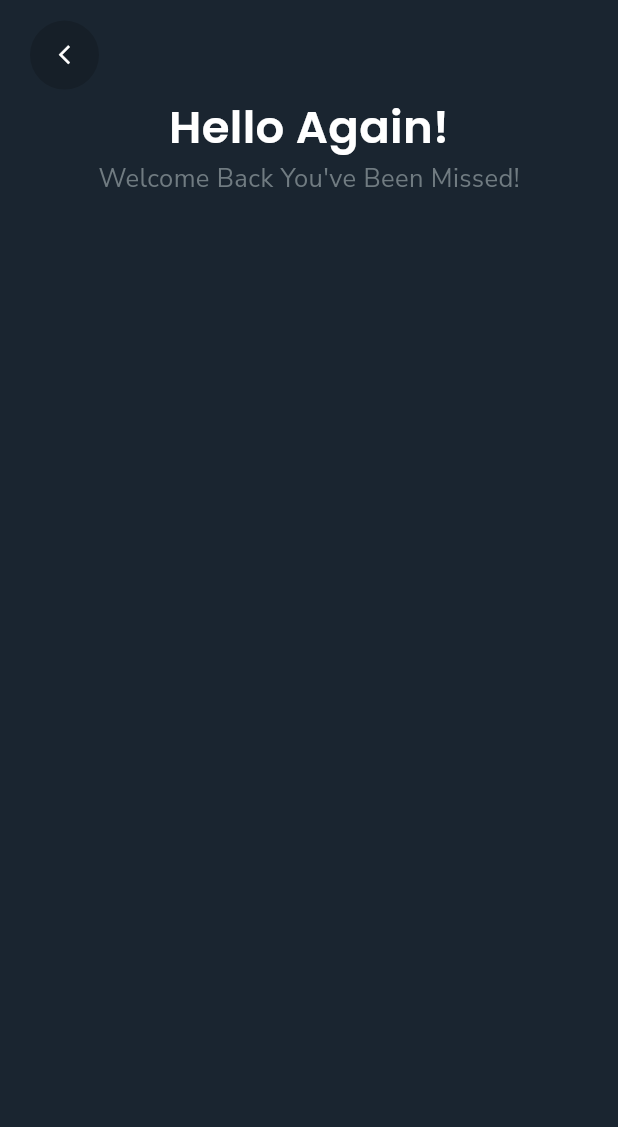
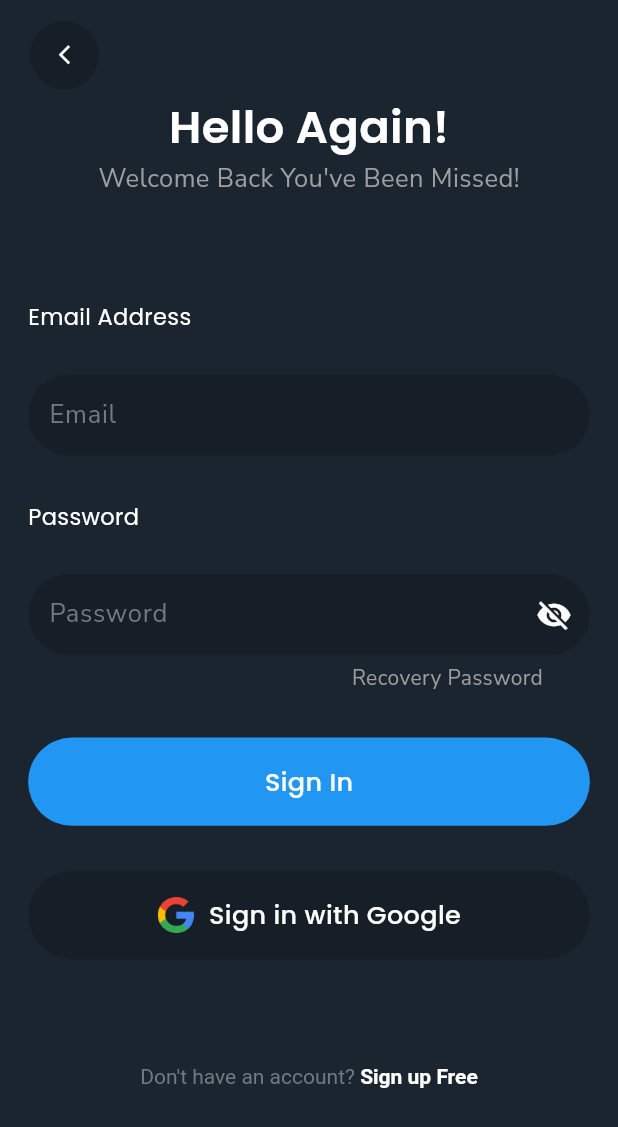
Before and after one commit to Aneeshsaju49AK/Phantasm_Ecommerce_android, a Flutter app: the screen it shows after launch, swiped to page 3, on a phone screen of 412 x 824 dp. Shown: the top 1127 px of the screen. Run offline on Flutter 3.47's test engine with Material 3 defaults, Android fonts, the phone set to English and light mode, and no system bars; our stand-ins replace google_fonts, smooth_page_indicator.

```diff
--- /dev/null
+++ b/phantasm/lib/controllers/Navigation_Controller/navigation_controller.dart
@@ -0,0 +1,13 @@
+import 'package:phantasm/core/Export/export.dart';
+
+void navigationToScreen(BuildContext context, Widget screen) {
+  Navigator.push(
+    context,
+    MaterialPageRoute(builder: (context) => screen),
+  );
+}
+
+void navigationToPop(BuildContext context){
+  Navigator.pop(context);
+
+}
--- a/phantasm/lib/core/Export/export.dart
+++ b/phantasm/lib/core/Export/export.dart
@@ -14,3 +14,7 @@ export 'package:phantasm/screens/Widgets/CustomContainer_With_Decoration/customc
 export 'package:phantasm/screens/Widgets/CustomDotsInSplash_Widget/custom_dots_in_splashscreen.dart';
 export 'package:phantasm/screens/Widgets/CustomSizedBox_widget/custom_sizedbox.dart';
 export 'package:smooth_page_indicator/smooth_page_indicator.dart';
+export 'package:phantasm/controllers/Navigation_Controller/navigation_controller.dart';
+export 'package:phantasm/screens/Widgets/CustomPadding/custom_padding.dart';
+export 'package:phantasm/screens/Widgets/CustomTextField/customtexfield_widget.dart';
+export 'package:phantasm/screens/Widgets/CustomTextField/customtexfield_with_surfixicon.dart';
--- a/phantasm/lib/screens/Login_screens/LoginPage_screen/home_login_screen.dart
+++ b/phantasm/lib/screens/Login_screens/LoginPage_screen/home_login_screen.dart
@@ -1,3 +1,5 @@
+
+
 import 'package:phantasm/core/Export/export.dart';
 
 class HomeLoginScreen extends StatelessWidget {
@@ -5,10 +7,13 @@ class HomeLoginScreen extends StatelessWidget {
 
   @override
   Widget build(BuildContext context) {
+    TextEditingController emailController = TextEditingController();
+    TextEditingController passwordController = TextEditingController();
     final Size customSize = MediaQuery.of(context).size;
     return Scaffold(
-      backgroundColor: primaryColor,
+      backgroundColor: primaryColor, // Example background color
       body: SafeArea(
+        child: SingleChildScrollView(
           child: Column(
             children: [
               CustomContainer(
@@ -20,13 +25,19 @@ class HomeLoginScreen extends StatelessWidget {
                   top: 10,
                   child: Row(
                     children: [
-                    CustomCircleAvatoar(
+                      InkWell(
+                        focusColor: buttomColor,
+                        onTap: () {
+                          navigationToPop(context);
+                        },
+                        child: CustomCircleAvatoar(
                           radius: 23,
                           color: buttomColor,
-                      child: Icon(
+                          child: const Icon(
                             Icons.arrow_back_ios_new_sharp,
-                        color: textColor,
+                            color: Colors.white,
                             size: 15,
+                          ),
                         ),
                       ),
                     ],
@@ -37,7 +48,6 @@ class HomeLoginScreen extends StatelessWidget {
                 customSize: customSize,
                 needWidth: 1,
                 needheight: 6,
-
                 child: Column(
                   children: [
                     CustomText(
@@ -45,7 +55,7 @@ class HomeLoginScreen extends StatelessWidget {
                       style: GoogleFonts.poppins(
                         fontWeight: FontWeight.w600,
                         fontSize: 30,
-                      color: textColor,
+                        color: Colors.white,
                       ),
                     ),
                     CustomText(
@@ -53,196 +63,109 @@ class HomeLoginScreen extends StatelessWidget {
                       style: GoogleFonts.nunitoSans(
                         fontWeight: FontWeight.w400,
                         fontSize: 17,
-                      color: textColorGrey,
+                        color: Colors.grey,
                       ),
                     ),
                   ],
                 ),
               ),
-            // CustomTextFieldWidget(
-            //   customSize: customSize, title: "Email Address", hintText: "Email", controller: _emailController, validator: validator, isvalid: isvalid)
+              CustomTextFieldWidget(
+                customSize: customSize,
+                title: "Email Address",
+                hintText: "Email",
+                controller: emailController,
+                validator: (value) {
+                  if (value == null || value.isEmpty) {
+                    return 'Please enter your email';
+                  }
+                  return null;
+                },
+                isvalid: false,
+              ),
+              const CustomSizedBox(
+                height: 30,
+              ),
+              CustomTextFieldWithSurfixIcon(
+                customSize: customSize,
+                title: "Password",
+                hintText: 'Password',
+                controller: passwordController,
+                validator: (value) {
+                  if (value == null || value.isEmpty) {
+                    return 'Please enter your password';
+                  } else if (value.length < 8) {
+                    return "Password must be at least 8 characters";
+                  }
+                  return null;
+                },
+                isvalid: false,
+              ),
+              const CustomSizedBox(
+                height: 5,
+              ),
+              Row(
+                mainAxisAlignment: MainAxisAlignment.end,
+                children: [
+                  CustomText(
+                    content: "Recovery Password",
+                    style: GoogleFonts.nunitoSans(
+                      fontWeight: FontWeight.w400,
+                      fontSize: 14,
+                      color: Colors.grey,
+                    ),
+                  ),
+                  const CustomSizedBox(
+                    width: 50,
+                  ),
                 ],
+              ),
+              const CustomSizedBox(
+                height: 30,
+              ),
+              CustomContainerWithBoxDecoration(
+                  needWidth: 1.1,
+                  needheight: 14,
+                  customSize: customSize,
+                  content: "Sign In"),
+              const CustomSizedBox(
+                height: 30,
+              ),
+              CustomcontainerWithBoxdecorationWithImage(
+                needWidth: 1.1,
+                needheight: 14,
+                customSize: customSize,
+                content: "Sign in with Google",
+                image: "assets/images/google.png",
+                color: buttomColor,
+              ),
+              const CustomSizedBox(
+                height: 70,
+              ),
+              Align(
+                alignment: Alignment.bottomCenter,
+                child: RichText(
+                  text: TextSpan(
+                    text: "Don't have an account? ",
+                    style: TextStyle(color: textColorGrey),
+                    children: <TextSpan>[
+                      TextSpan(
+                        text: 'Sign up Free',
+                        style: TextStyle(
+                          color: textColor, // Example color for "Sign up Free"
+                          fontWeight: FontWeight.bold,
+                        ),
+                      ),
+                    ],
+                  ),
+                ),
+              ),
+              const CustomSizedBox(
+                height: 10,
+              ),
+            ],
+          ),
         ),
       ),
     );
   }
 }
-
-class CustomPadding extends StatelessWidget {
-  const CustomPadding({
-    this.left,
-    this.right,
-    this.bottom,
-    this.top,
-    this.child,
-    super.key,
-  });
-
-  final double? left;
-  final double? right;
-  final double? top;
-  final double? bottom;
-  final Widget? child;
-
-  @override
-  Widget build(BuildContext context) {
-    return Padding(
-      padding: EdgeInsets.only(
-        left: left ?? 0,
-        right: right ?? 0,
-        top: top ?? 0,
-        bottom: bottom ?? 0,
-      ),
-      child: child,
-    );
-  }
-}
-class CustomTextFieldWithSurfixIcon extends StatefulWidget {
-  const CustomTextFieldWithSurfixIcon(
-      {super.key,
-      required this.customSize,
-      required this.title,
-      required this.hintText,
-      required this.controller,
-      required this.validator,
-      required this.isvalid,
-      this.isFillColor = false});
-
-  final Size customSize;
-  final String title;
-  final String hintText;
-  final TextEditingController controller;
-  final String? Function(String?)? validator;
-  final bool isvalid;
-  final bool? isFillColor;
-
-  @override
-  State<CustomTextFieldWithSurfixIcon> createState() =>
-      _CustomTextFieldWithSurfixIconState();
-}
-
-class _CustomTextFieldWithSurfixIconState
-    extends State<CustomTextFieldWithSurfixIcon> {
-  bool _isObscure = true;
-  @override
-  Widget build(BuildContext context) {
-    return CustomContainer(
-
-      needWidth: 1,
-      needheight: widget.isvalid ? 9.5 : 8,
-      customSize: widget.customSize,
-      child: Column(
-        mainAxisAlignment: MainAxisAlignment.spaceBetween,
-        crossAxisAlignment: CrossAxisAlignment.start,
-        children: [
-          CustomText(content: widget.title),
-          TextFormField(
-            controller: widget.controller,
-            obscureText: _isObscure,
-            decoration: InputDecoration(
-              hintText: widget.hintText,
-              // hintStyle: AppStyles.subTittleTextStyle(),
-              border: OutlineInputBorder(
-                borderRadius: BorderRadius.circular(10),
-                borderSide: BorderSide(
-                  color: textColor,
-                  width: 0.2,
-                ),
-              ),
-              focusedBorder: OutlineInputBorder(
-                borderRadius: BorderRadius.circular(10),
-                borderSide: const BorderSide(
-                  color: Color(0xFFDFE7F7), // Hex color code for #DFE7F7
-                  width: 2, // You can adjust the width as needed
-                ),
-              ),
-              suffixIcon: IconButton(
-                icon: Icon(
-                  _isObscure ? Icons.visibility_off : Icons.visibility,
-                ),
-                onPressed: () {
-                  setState(() {
-                    _isObscure = !_isObscure;
-                  });
-                },
-              ),
-              filled: true, // Enables the background color
-              fillColor:
-                  widget.isFillColor! ? Colors.teal[50] : Colors.transparent,
-              contentPadding:
-                  const EdgeInsets.symmetric(vertical: 14, horizontal: 10),
-            ),
-            keyboardType: TextInputType.emailAddress,
-            validator: widget.validator,
-          ),
-        ],
-      ),
-    );
-  }
-}
-
-class CustomTextFieldWidget extends StatelessWidget {
-  const CustomTextFieldWidget(
-      {super.key,
-      required  this.customSize,
-      required this.title,
-      required this.hintText,
-      required this.controller,
-      required this.validator,
-      required this.isvalid,
-      this.isObscure = false,
-      this.isFillColor = false});
-
-  final Size customSize;
-  final String title;
-  final String hintText;
-  final TextEditingController controller;
-  final String? Function(String?)? validator;
-  final bool isvalid;
-  final bool? isFillColor;
-  final bool? isObscure ;
-
-  @override
-  Widget build(BuildContext context) {
-    return CustomContainer(
-      customSize: customSize,
-      needWidth: 1,
-      needheight: isvalid ? 9.5 : 8,
-      child: Column(
-        mainAxisAlignment: MainAxisAlignment.spaceBetween,
-        crossAxisAlignment: CrossAxisAlignment.start,
-        children: [
-          CustomText(content: title),
-          TextFormField(
-            controller: controller,
-            decoration: InputDecoration(
-              hintText: hintText,
-              // hintStyle: AppStyles.subTittleTextStyle(),
-              border: OutlineInputBorder(
-                borderRadius: BorderRadius.circular(10),
-                borderSide: BorderSide(
-                  color: textColor,
-                  width: 0.2,
-                ),
-              ),
-              focusedBorder: OutlineInputBorder(
-                borderRadius: BorderRadius.circular(10),
-                borderSide: const BorderSide(
-                  color: Color(0xFFDFE7F7), // Hex color code for #DFE7F7
-                  width: 2, // You can adjust the width as needed
-                ),
-              ),
-              filled: true, // Enables the background color
-              fillColor: isFillColor! ? Colors.teal[50] : Colors.transparent,
-              contentPadding:
-                  const EdgeInsets.symmetric(vertical: 14, horizontal: 10),
-            ),
-            obscureText: isObscure!,
-            keyboardType: TextInputType.emailAddress,
-            validator: validator,
-          ),
-        ],
-      ),
-    );
-  }
-}
--- a/phantasm/lib/screens/Login_screens/Splash_screen/home_splash_screen.dart
+++ b/phantasm/lib/screens/Login_screens/Splash_screen/home_splash_screen.dart
@@ -23,7 +23,7 @@ class _HomeSplashScreenState extends State<HomeSplashScreen> {
           onPageChanged: (value) {
             index = value;
             if (index == 2) {
-              Navigator.pushReplacement(
+              Navigator.push(
                 context,
                 MaterialPageRoute(
                   builder: (context) =>
--- a/phantasm/lib/screens/Widgets/CustomContainer_With_Decoration/customcontainer_with_boxdecoration.dart
+++ b/phantasm/lib/screens/Widgets/CustomContainer_With_Decoration/customcontainer_with_boxdecoration.dart
@@ -1,5 +1,4 @@
 import 'package:phantasm/core/Export/export.dart';
-
 
 class CustomContainerWithBoxDecoration extends StatelessWidget {
   const CustomContainerWithBoxDecoration({
@@ -38,3 +37,55 @@ class CustomContainerWithBoxDecoration extends StatelessWidget {
     );
   }
 }
+
+class CustomcontainerWithBoxdecorationWithImage extends StatelessWidget {
+  const CustomcontainerWithBoxdecorationWithImage({
+    required this.needWidth,
+    required this.needheight,
+    required this.customSize,
+    required this.content,
+    required this.image,
+    this.color,
+    super.key,
+  });
+  final double needheight;
+  final double needWidth;
+  final Size customSize;
+  final String content;
+  final Color? color;
+  final String image;
+
+  @override
+  Widget build(BuildContext context) {
+    return Container(
+      width: customSize.width / needWidth,
+      height: customSize.height / needheight,
+      decoration: BoxDecoration(
+        color: color ?? Colors.blue,
+        borderRadius: BorderRadius.circular(50),
+      ),
+      child: Center(
+        child: Row(
+          mainAxisAlignment: MainAxisAlignment.center,
+          children: [
+            Image.asset(
+              image,
+              scale: 2,
+            ),
+            const CustomSizedBox(
+              width: 10,
+            ),
+            CustomText(
+              content: content,
+              style: GoogleFonts.poppins(
+                fontSize: 17,
+                fontWeight: FontWeight.w500,
+                color: textColor,
+              ),
+            ),
+          ],
+        ),
+      ),
+    );
+  }
+}
--- /dev/null
+++ b/phantasm/lib/screens/Widgets/CustomPadding/custom_padding.dart
@@ -0,0 +1,31 @@
+import 'package:phantasm/core/Export/export.dart';
+
+class CustomPadding extends StatelessWidget {
+  const CustomPadding({
+    this.left,
+    this.right,
+    this.bottom,
+    this.top,
+    this.child,
+    super.key,
+  });
+
+  final double? left;
+  final double? right;
+  final double? top;
+  final double? bottom;
+  final Widget? child;
+
+  @override
+  Widget build(BuildContext context) {
+    return Padding(
+      padding: EdgeInsets.only(
+        left: left ?? 0,
+        right: right ?? 0,
+        top: top ?? 0,
+        bottom: bottom ?? 0,
+      ),
+      child: child,
+    );
+  }
+}
--- /dev/null
+++ b/phantasm/lib/screens/Widgets/CustomTextField/customtexfield_widget.dart
@@ -0,0 +1,72 @@
+import 'package:phantasm/core/Export/export.dart';
+
+class CustomTextFieldWidget extends StatelessWidget {
+  const CustomTextFieldWidget(
+      {super.key,
+      required this.customSize,
+      required this.title,
+      required this.hintText,
+      required this.controller,
+      required this.validator,
+      required this.isvalid,
+      this.isObscure = false,
+      this.isFillColor = false});
+
+  final Size customSize;
+  final String title;
+  final String hintText;
+  final TextEditingController controller;
+  final String? Function(String?)? validator;
+  final bool isvalid;
+  final bool? isFillColor;
+  final bool? isObscure;
+
+  @override
+  Widget build(BuildContext context) {
+    return CustomContainer(
+      customSize: customSize,
+      needWidth: 1.1,
+      needheight: isvalid ? 9.5 : 8,
+      child: Column(
+        mainAxisAlignment: MainAxisAlignment.spaceBetween,
+        crossAxisAlignment: CrossAxisAlignment.start,
+        children: [
+          CustomText(
+            content: title,
+            style: GoogleFonts.poppins(
+              fontSize: 15,
+              fontWeight: FontWeight.w400,
+              color: textColor,
+            ),
+          ),
+          TextFormField(
+            controller: controller,
+            decoration: InputDecoration(
+              hintText: hintText,
+              hintStyle: GoogleFonts.nunitoSans(
+                fontWeight: FontWeight.w400,
+                fontSize: 17,
+                color: textColorGrey,
+              ),
+              border: OutlineInputBorder(
+                  borderRadius: BorderRadius.circular(30),
+                  borderSide: BorderSide.none),
+              focusedBorder: OutlineInputBorder(
+                  borderRadius: BorderRadius.circular(30),
+                  borderSide: BorderSide.none),
+              filled: true, // Enables the background color
+              fillColor: isFillColor! ? buttomColor : buttomColor,
+              contentPadding: const EdgeInsets.symmetric(
+                vertical: 14,
+                horizontal: 10,
+              ),
+            ),
+            obscureText: isObscure!,
+            keyboardType: TextInputType.emailAddress,
+            validator: validator,
+          ),
+        ],
+      ),
+    );
+  }
+}
--- /dev/null
+++ b/phantasm/lib/screens/Widgets/CustomTextField/customtexfield_with_surfixicon.dart
@@ -0,0 +1,87 @@
+import 'package:phantasm/core/Export/export.dart';
+
+class CustomTextFieldWithSurfixIcon extends StatefulWidget {
+  const CustomTextFieldWithSurfixIcon(
+      {super.key,
+      required this.customSize,
+      required this.title,
+      required this.hintText,
+      required this.controller,
+      required this.validator,
+      required this.isvalid,
+      this.isFillColor = false});
+
+  final Size customSize;
+  final String title;
+  final String hintText;
+  final TextEditingController controller;
+  final String? Function(String?)? validator;
+  final bool isvalid;
+  final bool? isFillColor;
+
+  @override
+  State<CustomTextFieldWithSurfixIcon> createState() =>
+      _CustomTextFieldWithSurfixIconState();
+}
+
+class _CustomTextFieldWithSurfixIconState
+    extends State<CustomTextFieldWithSurfixIcon> {
+  bool _isObscure = true;
+  @override
+  Widget build(BuildContext context) {
+    return CustomContainer(
+      needWidth: 1.1,
+      needheight: widget.isvalid ? 9.5 : 8,
+      customSize: widget.customSize,
+      child: Column(
+        mainAxisAlignment: MainAxisAlignment.spaceBetween,
+        crossAxisAlignment: CrossAxisAlignment.start,
+        children: [
+          CustomText(
+            content: widget.title,
+            style: GoogleFonts.poppins(
+              fontSize: 15,
+              fontWeight: FontWeight.w400,
+              color: textColor,
+            ),
+          ),
+          TextFormField(
+            controller: widget.controller,
+            obscureText: _isObscure,
+            decoration: InputDecoration(
+              hintText: widget.hintText,
+              hintStyle: GoogleFonts.nunitoSans(
+                fontWeight: FontWeight.w400,
+                fontSize: 17,
+                color: textColorGrey,
+              ),
+              border: OutlineInputBorder(
+                  borderRadius: BorderRadius.circular(30),
+                  borderSide: BorderSide.none),
+              focusedBorder: OutlineInputBorder(
+                  borderRadius: BorderRadius.circular(30),
+                  borderSide: BorderSide.none),
+              suffixIcon: IconButton(
+                icon: Icon(
+                  _isObscure ? Icons.visibility_off : Icons.visibility,
+                  color: textColor,
+                ),
+                onPressed: () {
+                  setState(() {
+                    _isObscure = !_isObscure;
+                  });
+                },
+              ),
+              filled: true, // Enables the background color
+              fillColor: widget.isFillColor! ? buttomColor : buttomColor,
+              contentPadding:
+                  const EdgeInsets.symmetric(vertical: 14, horizontal: 10),
+            ),
+            keyboardType: TextInputType.emailAddress,
+            validator: widget.validator,
+          ),
+        ],
+      ),
+    );
+  }
+}
```
Also changed, not shown: phantasm/assets/images/google.png (added). Lines whose indentation alone changed are shown as unchanged.
